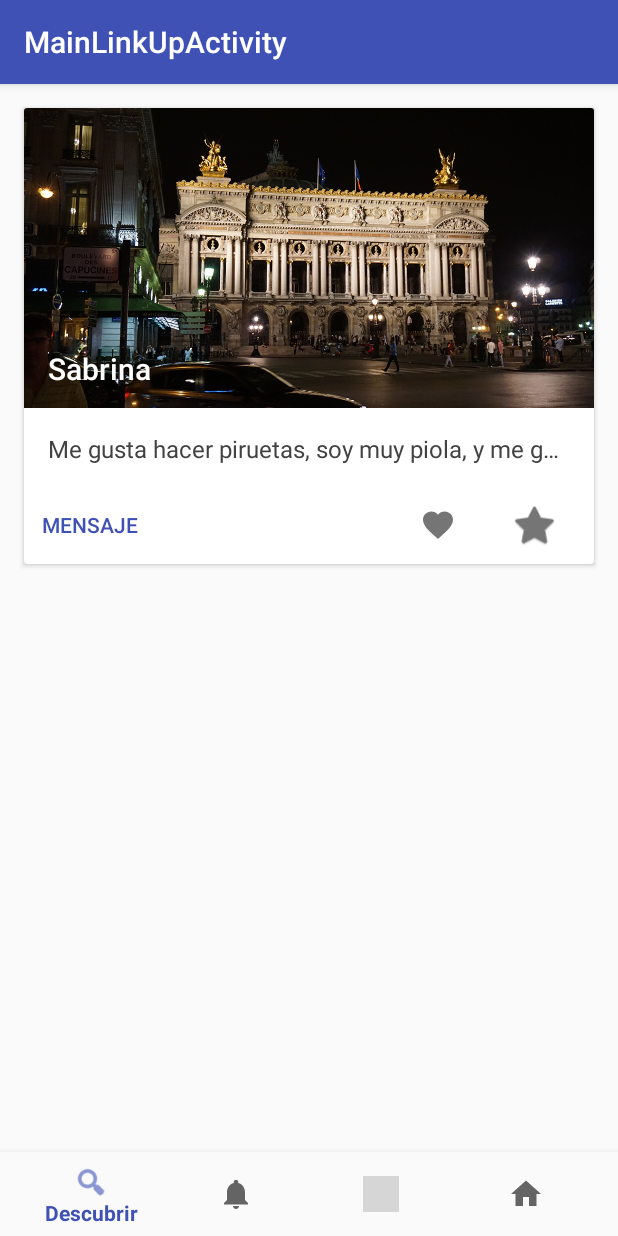
After one commit to alelevinas/link-up-android, an Android app: the fragment ExploreFragment placed in its activity, on a phone screen of 412 x 824 dp. The commit adds this screen. Run offline under Robolectric (Android 15) with nearby library versions, the phone set to English and light mode, and no system bars; 3 statements that could not run were skipped; grey boxes are pictures that could not be loaded.

Commit message:
Card Layout added (with message, like, and superlike buttons)

```diff
--- /dev/null
+++ b/app/src/main/java/com/fiuba/tdp/linkup/Views/ExploreFragment.java
@@ -0,0 +1,116 @@
+package com.fiuba.tdp.linkup.Views;
+
+import android.content.Context;
+import android.content.res.Resources;
+import android.graphics.drawable.Drawable;
+import android.os.Bundle;
+import android.support.design.widget.Snackbar;
+import android.app.Fragment;
+import android.support.v4.content.ContextCompat;
+import android.support.v7.widget.LinearLayoutManager;
+import android.support.v7.widget.RecyclerView;
+import android.view.LayoutInflater;
+import android.view.View;
+import android.view.ViewGroup;
+import android.widget.Button;
+import android.widget.ImageButton;
+import android.widget.ImageView;
+import android.widget.TextView;
+
+import com.fiuba.tdp.linkup.R;
+
+public class ExploreFragment extends Fragment{
+        @Override
+        public View onCreateView(LayoutInflater inflater, ViewGroup container,
+                                 Bundle savedInstanceState) {
+            RecyclerView recyclerView = (RecyclerView) inflater.inflate(
+                    R.layout.recycler_view, container, false);
+            ContentAdapter adapter = new ContentAdapter(recyclerView.getContext());
+            recyclerView.setAdapter(adapter);
+            recyclerView.setHasFixedSize(true);
+            recyclerView.setLayoutManager(new LinearLayoutManager(getActivity()));
+            return recyclerView;
+        }
+
+        public static class ViewHolder extends RecyclerView.ViewHolder {
+            public ImageView picture;
+            public TextView name;
+            public TextView description;
+            public ViewHolder(LayoutInflater inflater, ViewGroup parent) {
+                super(inflater.inflate(R.layout.item_card, parent, false));
+                picture = (ImageView) itemView.findViewById(R.id.card_image);
+                name = (TextView) itemView.findViewById(R.id.card_title);
+                description = (TextView) itemView.findViewById(R.id.card_text);
+                itemView.setOnClickListener(new View.OnClickListener() {
+                    @Override
+                    public void onClick(final View v) {
+                        Snackbar.make(v, "Ver Perfil de "+name.getText().toString(),
+                                Snackbar.LENGTH_LONG).show();
+                    }
+                });
+
+                // Adding Snackbar to Action Button inside card
+                Button button = (Button)itemView.findViewById(R.id.action_button);
+                button.setOnClickListener(new View.OnClickListener(){
+                    @Override
+                    public void onClick(final View v) {
+                        Snackbar.make(v, "Enviar mensaje a "+name.getText().toString(),
+                                Snackbar.LENGTH_LONG).show();
+                    }
+                });
+
+                ImageButton favoriteImageButton =
+                        (ImageButton) itemView.findViewById(R.id.favorite_button);
+                favoriteImageButton.setOnClickListener(new View.OnClickListener(){
+                    @Override
+                    public void onClick(View v) {
+                        Snackbar.make(v, "Le pusiste un like a "+name.getText().toString(),
+                                Snackbar.LENGTH_LONG).show();
+                    }
+                });
+
+                ImageButton shareImageButton = (ImageButton) itemView.findViewById(R.id.share_button);
+                shareImageButton.setOnClickListener(new View.OnClickListener(){
+                    @Override
+                    public void onClick(View v) {
+                        Snackbar.make(v, "Le pusiste un SUPER like a "+name.getText().toString(),
+                                Snackbar.LENGTH_LONG).show();
+                    }
+                });
+            }
+        }
+
+        /**
+         * Adapter to display recycler view.
+         */
+        public static class ContentAdapter extends RecyclerView.Adapter<ViewHolder> {
+            // Set numbers of Card in RecyclerView.
+            private static final int LENGTH = 1;
+
+            //private final String[] mUsers;
+            //private final String[] mUsersDesc;
+            private final Drawable[] mUsersPictures;
+
+            public ContentAdapter(Context context) {
+                mUsersPictures = new Drawable[1];
+                mUsersPictures[0] = ContextCompat.getDrawable(context, R.drawable.a);
+            }
+
+            @Override
+            public ViewHolder onCreateViewHolder(ViewGroup parent, int viewType) {
+                return new ViewHolder(LayoutInflater.from(parent.getContext()), parent);
+            }
+
+            @Override
+            public void onBindViewHolder(ViewHolder holder, int position) {
+                holder.picture.setImageDrawable(mUsersPictures[0]);
+                holder.name.setText("Sabrina");
+                holder.description.setText("Me gusta hacer piruetas, soy muy piola, y me gustaria conocer chicoss!! Hablame!");
+            }
+
+            @Override
+            public int getItemCount() {
+                return LENGTH;
+            }
+        }
+}
--- a/app/src/main/java/com/fiuba/tdp/linkup/Views/MainLinkUpActivity.java
+++ b/app/src/main/java/com/fiuba/tdp/linkup/Views/MainLinkUpActivity.java
@@ -9,11 +9,9 @@ import android.support.annotation.NonNull;
 import android.support.design.widget.BottomNavigationView;
 import android.support.v7.app.AppCompatActivity;
 import android.view.MenuItem;
-import android.widget.ImageView;
 import android.widget.TextView;
 
 import com.fiuba.tdp.linkup.R;
-import com.fiuba.tdp.linkup.util.DownloadImage;
 
 public class MainLinkUpActivity extends AppCompatActivity implements ProfileFragment.OnFragmentInteractionListener {
 
@@ -64,7 +62,7 @@ public class MainLinkUpActivity extends AppCompatActivity implements ProfileFrag
         switch (item.getItemId()) {
             case R.id.navigation_discover:
 //                mTextMessage.setText(R.string.title_home);
-                pushFragment(ProfileFragment.newInstance("hola", "mundo"));
+                pushFragment(new ExploreFragment());
                 return true;
             case R.id.navigation_notifications:
 //                mTextMessage.setText(R.string.title_dashboard);
--- /dev/null
+++ b/app/src/main/res/drawable/ic_favorite.xml
@@ -0,0 +1,9 @@
+<vector xmlns:android="http://schemas.android.com/apk/res/android"
+        android:width="24dp"
+        android:height="24dp"
+        android:viewportWidth="24.0"
+        android:viewportHeight="24.0">
+    <path
+        android:fillColor="#FF000000"
+        android:pathData="M12,21.35l-1.45,-1.32C5.4,15.36 2,12.28 2,8.5 2,5.42 4.42,3 7.5,3c1.74,0 3.41,0.81 4.5,2.09C13.09,3.81 14.76,3 16.5,3 19.58,3 22,5.42 22,8.5c0,3.78 -3.4,6.86 -8.55,11.54L12,21.35z"/>
+</vector>
--- /dev/null
+++ b/app/src/main/res/drawable/ic_share.xml
@@ -0,0 +1,9 @@
+<vector xmlns:android="http://schemas.android.com/apk/res/android"
+        android:width="24dp"
+        android:height="24dp"
+        android:viewportWidth="24.0"
+        android:viewportHeight="24.0">
+    <path
+        android:fillColor="#FF000000"
+        android:pathData="M18,16.08c-0.76,0 -1.44,0.3 -1.96,0.77L8.91,12.7c0.05,-0.23 0.09,-0.46 0.09,-0.7s-0.04,-0.47 -0.09,-0.7l7.05,-4.11c0.54,0.5 1.25,0.81 2.04,0.81 1.66,0 3,-1.34 3,-3s-1.34,-3 -3,-3 -3,1.34 -3,3c0,0.24 0.04,0.47 0.09,0.7L8.04,9.81C7.5,9.31 6.79,9 6,9c-1.66,0 -3,1.34 -3,3s1.34,3 3,3c0.79,0 1.5,-0.31 2.04,-0.81l7.12,4.16c-0.05,0.21 -0.08,0.43 -0.08,0.65 0,1.61 1.31,2.92 2.92,2.92 1.61,0 2.92,-1.31 2.92,-2.92s-1.31,-2.92 -2.92,-2.92z"/>
+</vector>
--- /dev/null
+++ b/app/src/main/res/layout/item_card.xml
@@ -0,0 +1,97 @@
+<?xml version="1.0" encoding="utf-8"?>
+<!--
+  ~ Copyright (C) 2015 The Android Open Source Project
+  ~
+  ~ Licensed under the Apache License, Version 2.0 (the "License");
+  ~ you may not use this file except in compliance with the License.
+  ~ You may obtain a copy of the License at
+  ~
+  ~      http://www.apache.org/licenses/LICENSE-2.0
+  ~
+  ~ Unless required by applicable law or agreed to in writing, software
+  ~ distributed under the License is distributed on an "AS IS" BASIS,
+  ~ WITHOUT WARRANTIES OR CONDITIONS OF ANY KIND, either express or implied.
+  ~ See the License for the specific language governing permissions and
+  ~ limitations under the License.
+  -->
+<android.support.v7.widget.CardView xmlns:android="http://schemas.android.com/apk/res/android"
+    xmlns:app="http://schemas.android.com/apk/res-auto"
+    xmlns:tools="http://schemas.android.com/tools"
+    android:id="@+id/card_view"
+    android:layout_width="match_parent"
+    android:layout_height="@dimen/card_height"
+    android:layout_gravity="center"
+    android:layout_marginBottom="@dimen/md_keylines"
+    android:layout_marginLeft="@dimen/md_keylines"
+    android:layout_marginRight="@dimen/md_keylines"
+    android:foreground="?attr/selectableItemBackground">
+
+    <RelativeLayout
+        android:layout_width="match_parent"
+        android:layout_height="wrap_content">
+
+        <ImageView
+            android:id="@+id/card_image"
+            android:layout_width="match_parent"
+            android:layout_height="@dimen/card_image_height"
+            android:scaleType="centerCrop"
+            tools:src="@drawable/a" />
+
+        <TextView
+            android:id="@+id/card_title"
+            android:layout_width="match_parent"
+            android:layout_height="@dimen/card_title_height"
+            android:layout_alignBottom="@+id/card_image"
+            android:layout_marginLeft="@dimen/md_keylines"
+            tools:text="@string/item_title"
+            android:textAppearance="@style/TextAppearance.AppCompat.Title"
+            android:textColor="@color/white" />
+
+        <TextView
+            android:id="@+id/card_text"
+            android:layout_width="match_parent"
+            android:layout_height="wrap_content"
+            android:layout_below="@+id/card_image"
+            android:layout_marginLeft="@dimen/md_keylines"
+            android:layout_marginTop="@dimen/md_keylines"
+            android:layout_marginBottom="@dimen/md_keylines"
+            android:layout_marginRight="@dimen/md_keylines"
+            tools:text="@string/item_desc"
+            android:ellipsize="end"
+            android:singleLine="true"
+            android:textColor="@color/dark_grey"
+            android:textSize="@dimen/article_subheading" />
+
+        <Button
+            android:id="@+id/action_button"
+            android:layout_width="wrap_content"
+            android:layout_height="wrap_content"
+            android:layout_below="@+id/card_text"
+            style="?android:attr/borderlessButtonStyle"
+            android:textColor="?attr/colorPrimary"
+            android:text="Mensaje" />
+
+        <ImageButton
+            android:id="@+id/share_button"
+            style="?android:attr/borderlessButtonStyle"
+            android:layout_width="@dimen/cards_button_width"
+            android:layout_height="@dimen/cards_button_height"
+            android:layout_alignParentRight="true"
+            android:layout_below="@+id/card_text"
+            android:layout_marginRight="@dimen/md_keylines"
+            android:elevation="0dp"
+            android:tint="@color/button_grey"
+            app:srcCompat="@android:drawable/btn_star" />
+
+        <ImageButton
+            android:id="@+id/favorite_button"
+            android:layout_width="@dimen/cards_button_width"
+            android:layout_height="@dimen/cards_button_height"
+            android:layout_marginRight="@dimen/md_keylines"
+            app:srcCompat="@drawable/ic_favorite"
+            android:layout_below="@+id/card_text"
+            android:layout_toLeftOf="@id/share_button"
+            style="?android:attr/borderlessButtonStyle"
+            android:tint="@color/button_grey" />
+    </RelativeLayout>
+</android.support.v7.widget.CardView>
--- /dev/null
+++ b/app/src/main/res/layout/recycler_view.xml
@@ -0,0 +1,27 @@
+<?xml version="1.0" encoding="utf-8"?>
+<!--
+  ~ Copyright (C) 2015 The Android Open Source Project
+  ~
+  ~ Licensed under the Apache License, Version 2.0 (the "License");
+  ~ you may not use this file except in compliance with the License.
+  ~ You may obtain a copy of the License at
+  ~
+  ~      http://www.apache.org/licenses/LICENSE-2.0
+  ~
+  ~ Unless required by applicable law or agreed to in writing, software
+  ~ distributed under the License is distributed on an "AS IS" BASIS,
+  ~ WITHOUT WARRANTIES OR CONDITIONS OF ANY KIND, either express or implied.
+  ~ See the License for the specific language governing permissions and
+  ~ limitations under the License.
+  -->
+
+<android.support.v7.widget.RecyclerView xmlns:android="http://schemas.android.com/apk/res/android"
+    xmlns:app="http://schemas.android.com/apk/res-auto"
+    android:id="@+id/my_recycler_view"
+    android:layout_width="match_parent"
+    android:layout_height="match_parent"
+    android:clipToPadding="false"
+    android:paddingBottom="@dimen/md_keylines"
+    android:paddingTop="@dimen/md_keylines"
+    android:scrollbars="vertical"
+    app:layout_behavior="@string/appbar_scrolling_view_behavior" />
--- a/app/src/main/res/menu/bottom_navigation.xml
+++ b/app/src/main/res/menu/bottom_navigation.xml
@@ -3,7 +3,7 @@
 
     <item
         android:id="@+id/navigation_discover"
-        android:icon="@drawable/ic_dashboard_black_24dp"
+        android:icon="@android:drawable/ic_menu_search"
         android:title="@string/title_discover" />
 
     <item
--- a/app/src/main/res/values/colors.xml
+++ b/app/src/main/res/values/colors.xml
@@ -1,5 +1,9 @@
 <?xml version="1.0" encoding="utf-8"?>
 <resources>
+    <color name="white">#FFFFFF</color>
+    <color name="dark_grey">#424242</color>
+    <color name="medium_grey">#9E9E9E</color>
+    <color name="button_grey">#757575</color>
     <color name="colorPrimary">#3F51B5</color>
     <color name="colorPrimaryDark">#303F9F</color>
     <color name="colorAccent">#FF4081</color>
--- a/app/src/main/res/values/dimens.xml
+++ b/app/src/main/res/values/dimens.xml
@@ -3,4 +3,11 @@
     <!-- Default screen margins, per the Android Design guidelines. -->
     <dimen name="activity_horizontal_margin">16dp</dimen>
     <dimen name="activity_vertical_margin">16dp</dimen>
+    <dimen name="card_height">304dp</dimen>
+    <dimen name="md_keylines">16dp</dimen>
+    <dimen name="card_title_height">40dp</dimen>
+    <dimen name="card_image_height">200dp</dimen>
+    <dimen name="cards_button_width">48dp</dimen>
+    <dimen name="cards_button_height">48dp</dimen>
+    <dimen name="article_subheading">16sp</dimen>
 </resources>
--- a/app/src/main/res/values/strings.xml
+++ b/app/src/main/res/values/strings.xml
@@ -15,4 +15,16 @@
     <string name="title_messages">Mensajes</string>
     <string name="title_discover">Descubrir</string>
     <string name="title_profile">Perfil</string>
+
+    <string name="item_title">Palais Garnier</string>
+    <string name="item_desc">The Palais Garnier which locates in Paris was built from 1861 for
+        the Paris Opera.
+    </string>
+    <string name="detail_desc">Lorem ipsum dolor sit amet, consectetur adipisicing elit, sed do
+        eiusmod tempor incididunt ut labore et dolore magna aliqua. Ut enim ad minim veniam, quis
+        nostrud exercitation ullamco laboris nisi ut aliquip ex ea commodo consequat. Duis aute
+        irure dolor in reprehenderit in voluptate velit esse cillum dolore eu fugiat nulla
+        pariatur. Excepteur sint occaecat cupidatat non proident, sunt in culpa qui officia
+        deserunt mollit anim id est laborum.
+    </string>
 </resources>
```
Also changed, not shown: app/src/main/res/drawable/a.png (added).
